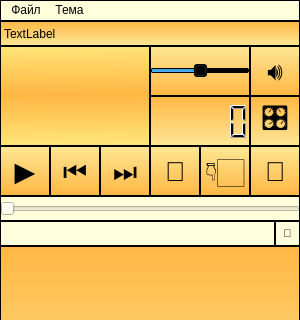
Before: the Qt Designer form SoundEnginePlayer_v2/interfacev2.ui in VanoCry/pyqt, drawn with Qt 5; both pictures show x 0 to 300 and y 0 to 320 of the 300 by 479 pixel window.
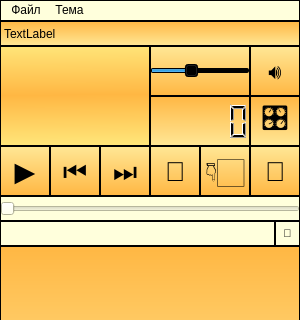
After: the same form once the commit is applied.

Commit message:
Volume control
Реализовано управление громкостью
(лок на 25%)

```diff
--- a/SoundEnginePlayer_v2/interfacev2.ui
+++ b/SoundEnginePlayer_v2/interfacev2.ui
@@ -88,10 +88,10 @@
 </string>
     </property>
     <property name="maximum">
-     <number>100</number>
+     <number>25</number>
     </property>
     <property name="value">
-     <number>50</number>
+     <number>10</number>
     </property>
     <property name="orientation">
      <enum>Qt::Horizontal</enum>
@@ -108,7 +108,7 @@
     </property>
     <property name="font">
      <font>
-      <pointsize>19</pointsize>
+      <pointsize>16</pointsize>
      </font>
     </property>
     <property name="toolTip">
```
The commit also changes 2 other files.
